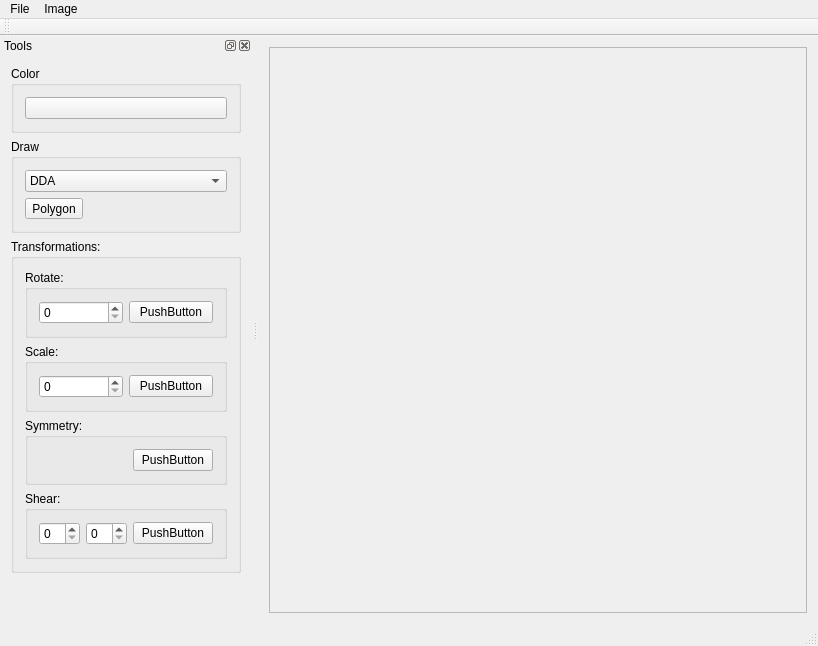
First picture: the form in src/ImageViewer.ui, repository maroslastik/Image_Viewer, before the edit.
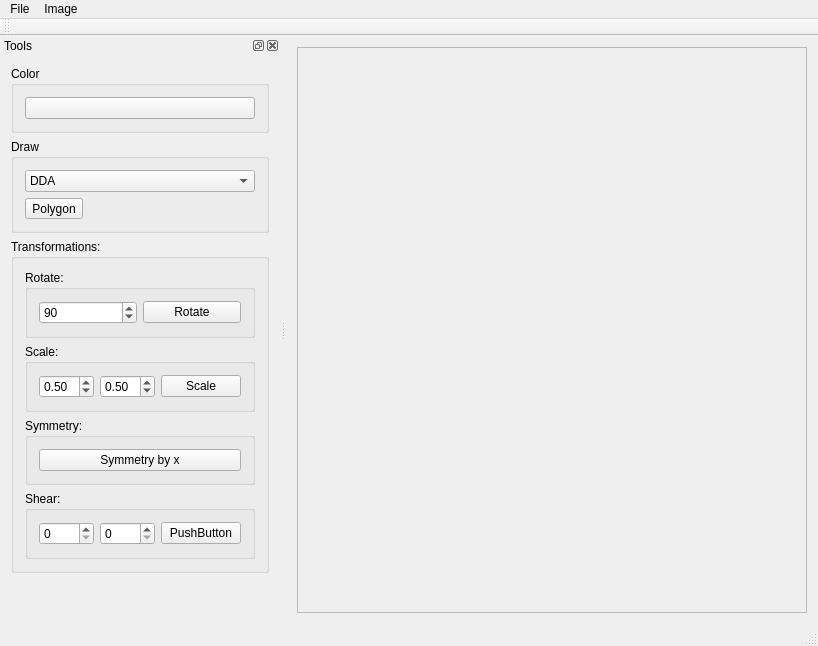
Second picture: the form after the edit.

```diff
--- a/src/ImageViewer.ui
+++ b/src/ImageViewer.ui
@@ -25,7 +25,7 @@
         <rect>
          <x>0</x>
          <y>0</y>
-         <width>581</width>
+         <width>553</width>
          <height>555</height>
         </rect>
        </property>
@@ -141,12 +141,25 @@
           </property>
           <layout class="QHBoxLayout" name="horizontalLayout">
            <item>
-            <widget class="QSpinBox" name="spinBox"/>
+            <widget class="QSpinBox" name="spinBox_angle">
+             <property name="minimum">
+              <number>-360</number>
+             </property>
+             <property name="maximum">
+              <number>360</number>
+             </property>
+             <property name="singleStep">
+              <number>1</number>
+             </property>
+             <property name="value">
+              <number>90</number>
+             </property>
+            </widget>
            </item>
            <item>
             <widget class="QPushButton" name="pushButton">
              <property name="text">
-              <string>PushButton</string>
+              <string>Rotate</string>
              </property>
             </widget>
            </item>
@@ -160,12 +173,41 @@
           </property>
           <layout class="QHBoxLayout" name="horizontalLayout_2">
            <item>
-            <widget class="QSpinBox" name="spinBox_2"/>
+            <widget class="QDoubleSpinBox" name="spinBox_scalar_x">
+             <property name="minimum">
+              <double>-2.000000000000000</double>
+             </property>
+             <property name="maximum">
+              <double>2.000000000000000</double>
+             </property>
+             <property name="singleStep">
+              <double>0.100000000000000</double>
+             </property>
+             <property name="value">
+              <double>0.500000000000000</double>
+             </property>
+            </widget>
            </item>
            <item>
-            <widget class="QPushButton" name="pushButton_2">
+            <widget class="QDoubleSpinBox" name="spinBox_scalar_y">
+             <property name="minimum">
+              <double>-2.000000000000000</double>
+             </property>
+             <property name="maximum">
+              <double>2.000000000000000</double>
+             </property>
+             <property name="singleStep">
+              <double>0.100000000000000</double>
+             </property>
+             <property name="value">
+              <double>0.500000000000000</double>
+             </property>
+            </widget>
+           </item>
+           <item>
+            <widget class="QPushButton" name="scaleButton">
              <property name="text">
-              <string>PushButton</string>
+              <string>Scale</string>
              </property>
             </widget>
            </item>
@@ -178,23 +220,10 @@
            <string>Symmetry:</string>
           </property>
           <layout class="QHBoxLayout" name="horizontalLayout_4">
-           <item>
-            <spacer name="horizontalSpacer">
-             <property name="orientation">
-              <enum>Qt::Horizontal</enum>
-             </property>
-             <property name="sizeHint" stdset="0">
-              <size>
-               <width>40</width>
-               <height>20</height>
-              </size>
-             </property>
-            </spacer>
-           </item>
            <item>
             <widget class="QPushButton" name="pushButton_3">
              <property name="text">
-              <string>PushButton</string>
+              <string>Symmetry by x</string>
              </property>
             </widget>
            </item>
```
Left out of the diff: 2 changed lines with no effect on the pictures.
